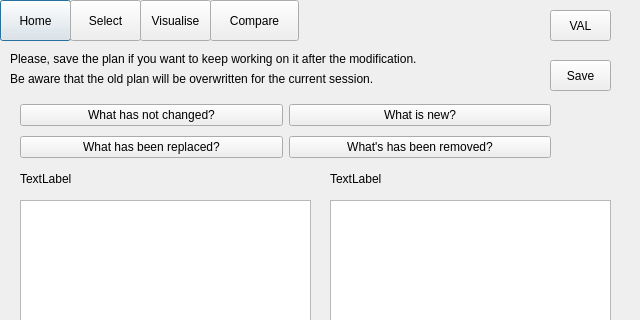
First picture: the form in comparison.ui, repository ariannabettin/FYPArianna, before the edit; both pictures show x 0 to 640 and y 0 to 320 of the 640 by 480 pixel window.
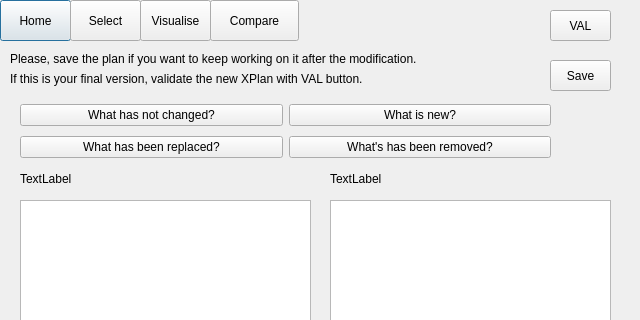
Second picture: the form after the edit.

```diff
--- a/comparison.ui
+++ b/comparison.ui
@@ -13,6 +13,9 @@
   <property name="windowTitle">
    <string>Dialog</string>
   </property>
+  <property name="styleSheet">
+   <string notr="true">font: 75 12pt &quot;TakaoPGothic&quot;;</string>
+  </property>
   <widget class="QPushButton" name="homeButton">
    <property name="geometry">
     <rect>
@@ -208,7 +211,7 @@
     </rect>
    </property>
    <property name="text">
-    <string>Be aware that the old plan will be overwritten for the current session.</string>
+    <string>If this is your final version, validate the new XPlan with VAL button.</string>
    </property>
   </widget>
  </widget>
```
